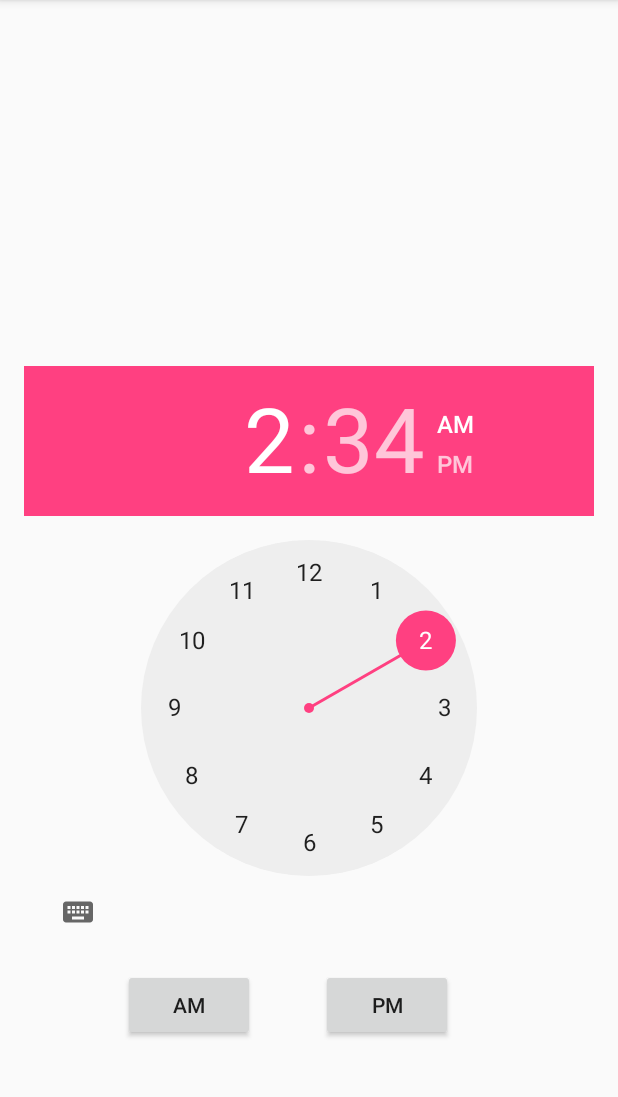
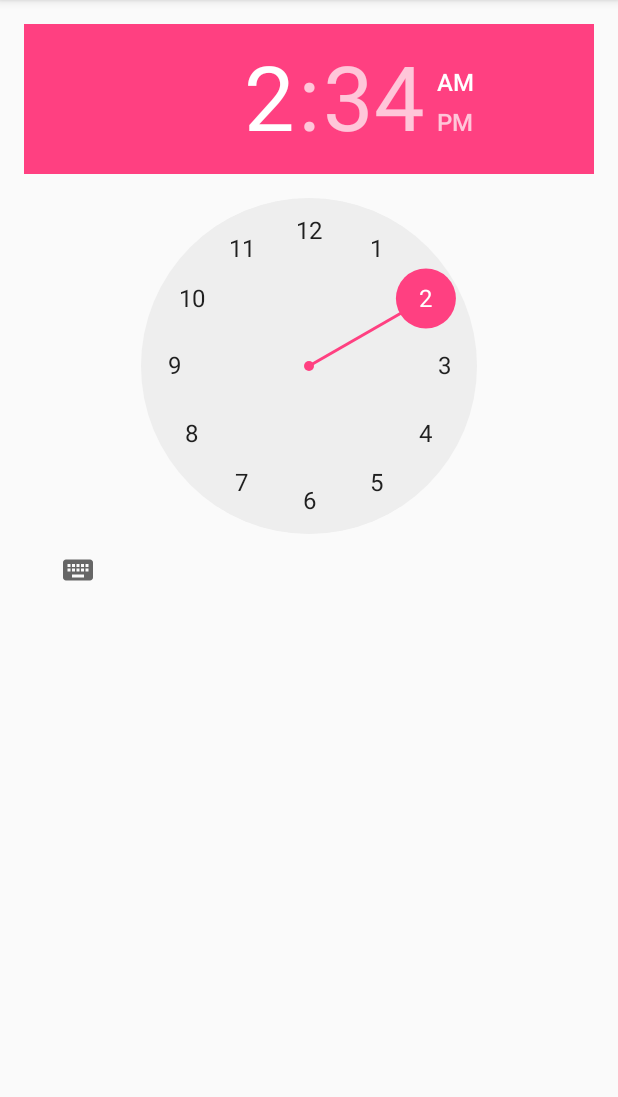
Before and after one commit to 16egong/HopHacks2017, an Android app: the screen it shows after launch (MainActivity), on a phone screen of 412 x 824 dp, the part 84-1181 px from its top. Run offline under Robolectric (Android 15) with nearby library versions, the phone set to English and light mode, and no system bars.

Commit message:
Remove Unnecessary buttons

```diff
--- a/HopHacks2017SADAlarm/app/src/main/res/layout/activity_main.xml
+++ b/HopHacks2017SADAlarm/app/src/main/res/layout/activity_main.xml
@@ -10,31 +10,8 @@
     android:paddingTop="@dimen/activity_vertical_margin"
     tools:context="com.hackathon.hophacks2017sadalarm.MainActivity">
 
-    <Button
-        android:text="AM"
-        android:layout_width="wrap_content"
-        android:layout_height="wrap_content"
-        android:layout_marginBottom="58dp"
-        android:id="@+id/setAM"
-        android:layout_alignParentBottom="true"
-        android:layout_alignParentStart="true"
-        android:layout_marginStart="66dp" />
-
-    <Button
-        android:text="PM"
-        android:layout_width="wrap_content"
-        android:layout_height="wrap_content"
-        android:id="@+id/setPM"
-        android:layout_alignBaseline="@+id/setAM"
-        android:layout_alignBottom="@+id/setAM"
-        android:layout_toEndOf="@+id/setAM"
-        android:layout_marginStart="44dp" />
-
     <TimePicker
         android:layout_width="wrap_content"
         android:layout_height="wrap_content"
-        android:layout_above="@+id/setAM"
-        android:layout_centerHorizontal="true"
-        android:layout_marginBottom="14dp"
         android:id="@+id/timePicker" />
 </RelativeLayout>
```
